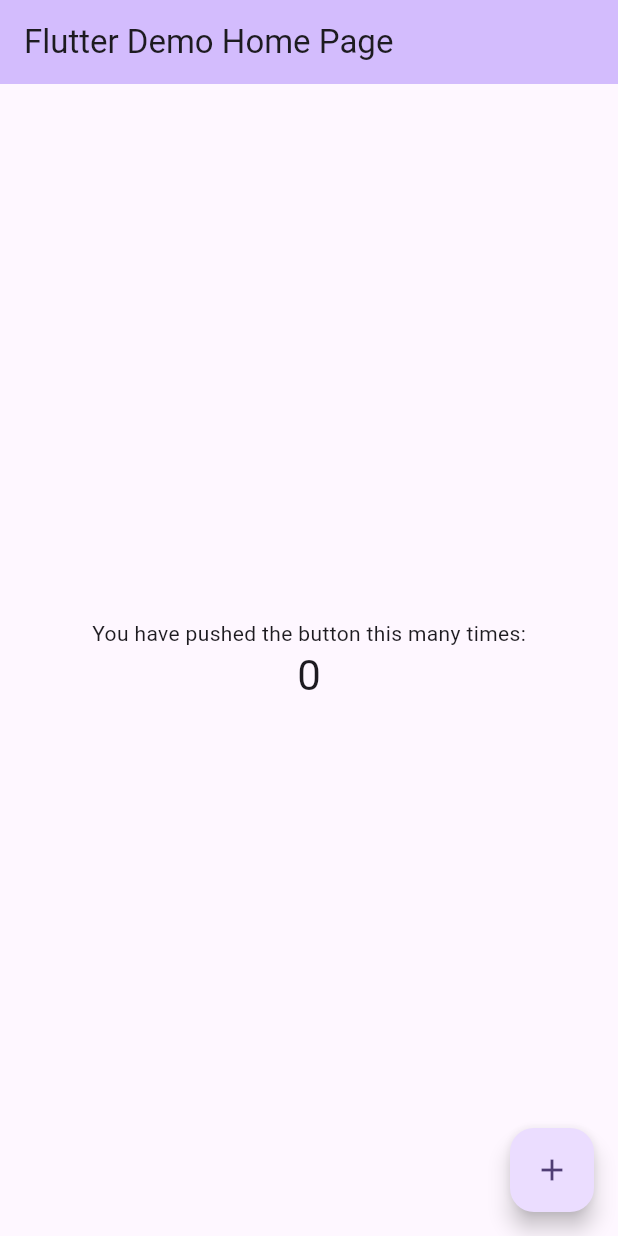
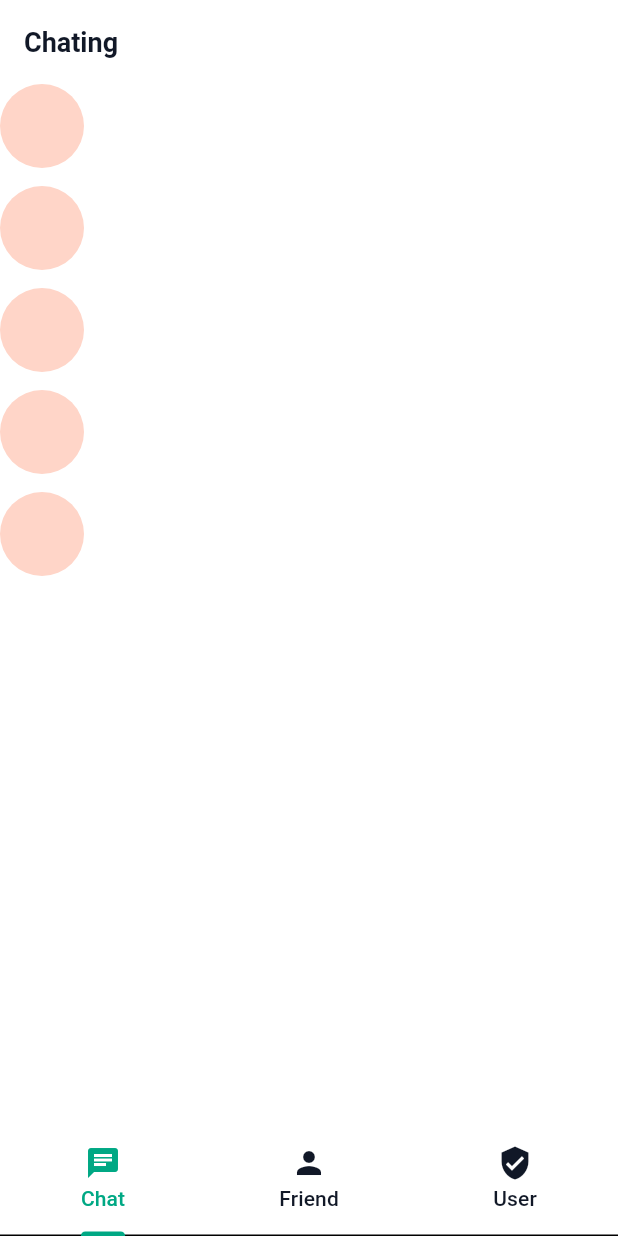
Before and after one commit to thanphuuuuu/whatsapp-clone, a Flutter app: the screen it shows after launch, on a phone screen of 412 x 824 dp. Run offline on Flutter 3.47's test engine with Material 3 defaults, Android fonts, the phone set to English and light mode, and no system bars.

Commit message:
navigator 3 screen ui

```diff
--- /dev/null
+++ b/mobile/whatapp_mobile_frontend/lib/config.dart
@@ -0,0 +1,153 @@
+import 'package:flutter/material.dart';
+
+class AppColors {
+  static const primary = Color(0xFF00A884);
+  static const primaryForegroundLight = Color(0xFFFFFFFF);
+  static const primaryForegroundDark = Color(0xFF052E24);
+
+  static const backgroundLight = Color(0xFFFFFFFF);
+  static const backgroundDark = Color(0xFF0B141A);
+
+  static const foregroundLight = Color(0xFF111827);
+  static const foregroundDark = Color(0xFFE9EDEF);
+
+  static const mutedLight = Color(0xFFF3F4F6);
+  static const mutedDark = Color(0xFF1F2C33);
+
+  static const mutedForegroundLight = Color(0xFF6B7280);
+  static const mutedForegroundDark = Color(0xFF8696A0);
+
+  static const secondaryLight = Color(0xFFEDEDED);
+  static const secondaryDark = Color(0xFF202C33);
+
+  static const borderLight = Color(0xFFE5E7EB);
+  static const borderDark = Color(0xFF2A3942);
+
+  static const destructiveLight = Color(0xFFE11D48);
+  static const destructiveDark = Color(0xFFF87171);
+
+  static const success = Color(0xFF22C55E);
+  static const ring = Color(0xFF00A884);
+}
+
+class AppRadius {
+  static const sm = 8.0;
+  static const bubble = 16.0;
+  static const full = 999.0;
+}
+
+class AppSpacing {
+  static const xs = 4.0;
+  static const sm = 8.0;
+  static const md = 16.0;
+}
+
+class AppTextStyles {
+  static const headingLarge = TextStyle(
+    fontSize: 24,
+    fontWeight: FontWeight.w600,
+  );
+  static const headingSmall = TextStyle(
+    fontSize: 18,
+    fontWeight: FontWeight.w600,
+  );
+  static const body = TextStyle(fontSize: 14, fontWeight: FontWeight.w400);
+  static const caption = TextStyle(fontSize: 12, fontWeight: FontWeight.w400);
+  static const label = TextStyle(fontSize: 14, fontWeight: FontWeight.w500);
+}
+
+class AppTheme {
+  static ThemeData light = ThemeData(
+    brightness: Brightness.light,
+    scaffoldBackgroundColor: AppColors.backgroundLight,
+    colorScheme: const ColorScheme.light(
+      primary: AppColors.primary,
+      onPrimary: AppColors.primaryForegroundLight,
+      secondary: AppColors.secondaryLight,
+      onSecondary: AppColors.foregroundLight,
+      surface: AppColors.backgroundLight,
+      onSurface: AppColors.foregroundLight,
+      error: AppColors.destructiveLight,
+    ),
+    dividerColor: AppColors.borderLight,
+    textTheme:
+        const TextTheme(
+          headlineMedium: AppTextStyles.headingLarge,
+          titleLarge: AppTextStyles.headingSmall,
+          bodyMedium: AppTextStyles.body,
+          bodySmall: AppTextStyles.caption,
+          labelLarge: AppTextStyles.label,
+        ).apply(
+          bodyColor: AppColors.foregroundLight,
+          displayColor: AppColors.foregroundLight,
+        ),
+    inputDecorationTheme: InputDecorationTheme(
+      filled: true,
+      fillColor: AppColors.mutedLight,
+      border: OutlineInputBorder(
+        borderRadius: BorderRadius.circular(AppRadius.sm),
+        borderSide: BorderSide.none,
+      ),
+      focusedBorder: OutlineInputBorder(
+        borderRadius: BorderRadius.circular(AppRadius.sm),
+        borderSide: const BorderSide(color: AppColors.ring, width: 1.5),
+      ),
+    ),
+    elevatedButtonTheme: ElevatedButtonThemeData(
+      style: ElevatedButton.styleFrom(
+        backgroundColor: AppColors.primary,
+        foregroundColor: AppColors.primaryForegroundLight,
+        shape: RoundedRectangleBorder(
+          borderRadius: BorderRadius.circular(AppRadius.sm),
+        ),
+      ),
+    ),
+  );
+
+  static ThemeData dark = ThemeData(
+    brightness: Brightness.dark,
+    scaffoldBackgroundColor: AppColors.backgroundDark,
+    colorScheme: const ColorScheme.dark(
+      primary: AppColors.primary,
+      onPrimary: AppColors.primaryForegroundDark,
+      secondary: AppColors.secondaryDark,
+      onSecondary: AppColors.foregroundDark,
+      surface: AppColors.backgroundDark,
+      onSurface: AppColors.foregroundDark,
+      error: AppColors.destructiveDark,
+    ),
+    dividerColor: AppColors.borderDark,
+    textTheme:
+        const TextTheme(
+          headlineMedium: AppTextStyles.headingLarge,
+          titleLarge: AppTextStyles.headingSmall,
+          bodyMedium: AppTextStyles.body,
+          bodySmall: AppTextStyles.caption,
+          labelLarge: AppTextStyles.label,
+        ).apply(
+          bodyColor: AppColors.foregroundDark,
+          displayColor: AppColors.foregroundDark,
+        ),
+    inputDecorationTheme: InputDecorationTheme(
+      filled: true,
+      fillColor: AppColors.mutedDark,
+      border: OutlineInputBorder(
+        borderRadius: BorderRadius.circular(AppRadius.sm),
+        borderSide: BorderSide.none,
+      ),
+      focusedBorder: OutlineInputBorder(
+        borderRadius: BorderRadius.circular(AppRadius.sm),
+        borderSide: const BorderSide(color: AppColors.ring, width: 1.5),
+      ),
+    ),
+    elevatedButtonTheme: ElevatedButtonThemeData(
+      style: ElevatedButton.styleFrom(
+        backgroundColor: AppColors.primary,
+        foregroundColor: AppColors.primaryForegroundDark,
+        shape: RoundedRectangleBorder(
+          borderRadius: BorderRadius.circular(AppRadius.sm),
+        ),
+      ),
+    ),
+  );
+}
--- a/mobile/whatapp_mobile_frontend/lib/main.dart
+++ b/mobile/whatapp_mobile_frontend/lib/main.dart
@@ -1,121 +1,37 @@
 import 'package:flutter/material.dart';
+import 'package:whatapp_mobile_frontend/config.dart';
+import 'package:whatapp_mobile_frontend/presentation/chat.dart';
+import 'package:whatapp_mobile_frontend/presentation/friends.dart';
+import 'package:whatapp_mobile_frontend/presentation/user.dart';
 
 void main() {
-  runApp(const MyApp());
+  runApp(AppCore());
 }
 
-class MyApp extends StatelessWidget {
-  const MyApp({super.key});
+class AppCore extends StatefulWidget {
+  const AppCore({super.key});
 
-  // This widget is the root of your application.
+  @override
+  State<AppCore> createState() => _AppCoreState();
+}
+
+class _AppCoreState extends State<AppCore> {
   @override
   Widget build(BuildContext context) {
     return MaterialApp(
-      title: 'Flutter Demo',
-      theme: ThemeData(
-        // This is the theme of your application.
-        //
-        // TRY THIS: Try running your application with "flutter run". You'll see
-        // the application has a purple toolbar. Then, without quitting the app,
-        // try changing the seedColor in the colorScheme below to Colors.green
-        // and then invoke "hot reload" (save your changes or press the "hot
-        // reload" button in a Flutter-supported IDE, or press "r" if you used
-        // the command line to start the app).
-        //
-        // Notice that the counter didn't reset back to zero; the application
-        // state is not lost during the reload. To reset the state, use hot
-        // restart instead.
-        //
-        // This works for code too, not just values: Most code changes can be
-        // tested with just a hot reload.
-        colorScheme: .fromSeed(seedColor: Colors.deepPurple),
-      ),
-      home: const MyHomePage(title: 'Flutter Demo Home Page'),
-    );
-  }
-}
-
-class MyHomePage extends StatefulWidget {
-  const MyHomePage({super.key, required this.title});
-
-  // This widget is the home page of your application. It is stateful, meaning
-  // that it has a State object (defined below) that contains fields that affect
-  // how it looks.
-
-  // This class is the configuration for the state. It holds the values (in this
-  // case the title) provided by the parent (in this case the App widget) and
-  // used by the build method of the State. Fields in a Widget subclass are
-  // always marked "final".
-
-  final String title;
-
-  @override
-  State<MyHomePage> createState() => _MyHomePageState();
-}
-
-class _MyHomePageState extends State<MyHomePage> {
-  int _counter = 0;
-
-  void _incrementCounter() {
-    setState(() {
-      // This call to setState tells the Flutter framework that something has
-      // changed in this State, which causes it to rerun the build method below
-      // so that the display can reflect the updated values. If we changed
-      // _counter without calling setState(), then the build method would not be
-      // called again, and so nothing would appear to happen.
-      _counter++;
-    });
-  }
-
-  @override
-  Widget build(BuildContext context) {
-    // This method is rerun every time setState is called, for instance as done
-    // by the _incrementCounter method above.
-    //
-    // The Flutter framework has been optimized to make rerunning build methods
-    // fast, so that you can just rebuild anything that needs updating rather
-    // than having to individually change instances of widgets.
-    return Scaffold(
-      appBar: AppBar(
-        // TRY THIS: Try changing the color here to a specific color (to
-        // Colors.amber, perhaps?) and trigger a hot reload to see the AppBar
-        // change color while the other colors stay the same.
-        backgroundColor: Theme.of(context).colorScheme.inversePrimary,
-        // Here we take the value from the MyHomePage object that was created by
-        // the App.build method, and use it to set our appbar title.
-        title: Text(widget.title),
-      ),
-      body: Center(
-        // Center is a layout widget. It takes a single child and positions it
-        // in the middle of the parent.
-        child: Column(
-          // Column is also a layout widget. It takes a list of children and
-          // arranges them vertically. By default, it sizes itself to fit its
-          // children horizontally, and tries to be as tall as its parent.
-          //
-          // Column has various properties to control how it sizes itself and
-          // how it positions its children. Here we use mainAxisAlignment to
-          // center the children vertically; the main axis here is the vertical
-          // axis because Columns are vertical (the cross axis would be
-          // horizontal).
-          //
-          // TRY THIS: Invoke "debug painting" (choose the "Toggle Debug Paint"
-          // action in the IDE, or press "p" in the console), to see the
-          // wireframe for each widget.
-          mainAxisAlignment: .center,
-          children: [
-            const Text('You have pushed the button this many times:'),
-            Text(
-              '$_counter',
-              style: Theme.of(context).textTheme.headlineMedium,
-            ),
-          ],
+      theme: AppTheme.light,
+      home: DefaultTabController(
+        length: 3,
+        child: Scaffold(
+          body: TabBarView(children: [Chat(), Friends(), User()]),
+          bottomNavigationBar: TabBar(
+            tabs: [
+              Tab(text: "Chat", icon: Icon(Icons.chat)),
+              Tab(text: "Friend", icon: Icon(Icons.person)),
+              Tab(text: "User", icon: Icon(Icons.verified_user)),
+            ],
+          ),
         ),
-      ),
-      floatingActionButton: FloatingActionButton(
-        onPressed: _incrementCounter,
-        tooltip: 'Increment',
-        child: const Icon(Icons.add),
       ),
     );
   }
--- /dev/null
+++ b/mobile/whatapp_mobile_frontend/lib/presentation/chat.dart
@@ -0,0 +1,37 @@
+import 'package:flutter/material.dart';
+
+class Chat extends StatefulWidget {
+  const Chat({super.key});
+
+  @override
+  State<Chat> createState() => _ChatState();
+}
+
+class _ChatState extends State<Chat> {
+  @override
+  Widget build(BuildContext context) {
+    return SafeArea(
+      child: Scaffold(
+        appBar: AppBar(title: Text("Chating")),
+        body: ListView.builder(
+          itemBuilder: (context, index) {
+            return ListTile(
+              contentPadding: EdgeInsets.only(bottom: 12),
+              leading: Container(
+                height: 56,
+                width: 56,
+                decoration: BoxDecoration(
+                  shape: BoxShape.circle,
+                  color: const Color.fromARGB(64, 255, 86, 34),
+                ),
+              ),
+            );
+          },
+          itemCount: 5,
+          shrinkWrap: true,
+          scrollDirection: Axis.vertical,
+        ),
+      ),
+    );
+  }
+}
--- /dev/null
+++ b/mobile/whatapp_mobile_frontend/lib/presentation/friends.dart
@@ -0,0 +1,15 @@
+import 'package:flutter/material.dart';
+
+class Friends extends StatefulWidget {
+  const Friends({super.key});
+
+  @override
+  State<Friends> createState() => _FriendsState();
+}
+
+class _FriendsState extends State<Friends> {
+  @override
+  Widget build(BuildContext context) {
+    return const Placeholder();
+  }
+}
--- /dev/null
+++ b/mobile/whatapp_mobile_frontend/lib/presentation/user.dart
@@ -0,0 +1,15 @@
+import 'package:flutter/material.dart';
+
+class User extends StatefulWidget {
+  const User({super.key});
+
+  @override
+  State<User> createState() => _UserState();
+}
+
+class _UserState extends State<User> {
+  @override
+  Widget build(BuildContext context) {
+    return const Placeholder();
+  }
+}
```
Also changed, not shown: mobile/whatapp_mobile_frontend/lib/color.dart (deleted), 2 other files.
